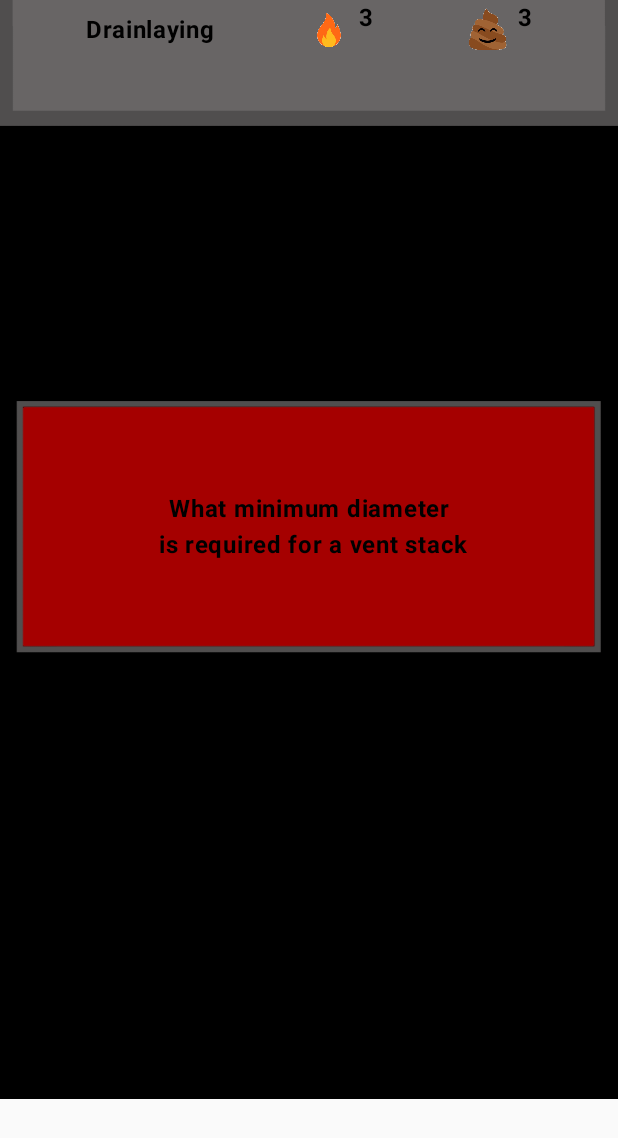
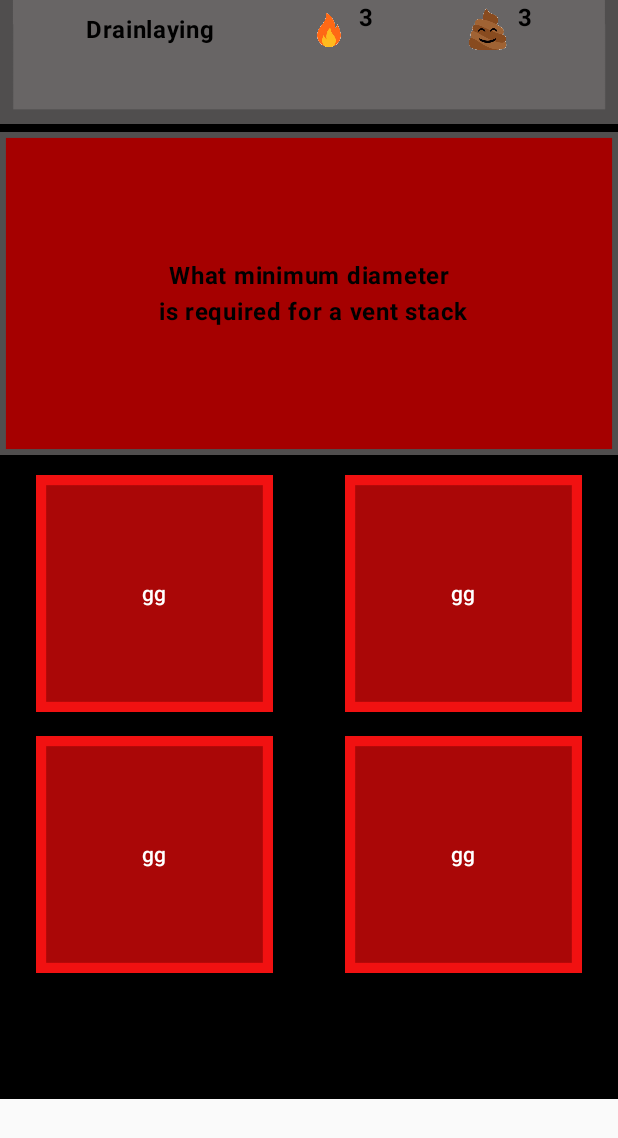
Before and after one commit to Grimwat/PGDQuiz, an Android app built with Jetpack Compose: the screen it shows after launch (MainActivity), on a phone screen of 412 x 824 dp. Shown: the top 1138 px of the screen. Run offline under Robolectric (Android 15) with nearby library versions, the phone set to English and light mode, and no system bars.

Commit message:
Layout changes

```diff
--- a/app/src/main/java/com/example/pgdquiz/ui/Composables/Banner.kt
+++ b/app/src/main/java/com/example/pgdquiz/ui/Composables/Banner.kt
@@ -39,7 +39,7 @@ fun Banner(
 
         ) {
         Image(
-            painter = painterResource(R.drawable.banner4),
+            painter = painterResource(R.drawable.bannerfinal),
             contentDescription = "Banner"
         )
         Row(
--- a/app/src/main/java/com/example/pgdquiz/ui/Composables/Question.kt
+++ b/app/src/main/java/com/example/pgdquiz/ui/Composables/Question.kt
@@ -34,7 +34,7 @@ fun Questionfield(
         contentAlignment = Alignment.Center
     ) {
         Image(
-            painter = painterResource(R.drawable.questionbox),
+            painter = painterResource(R.drawable.questbox1),
             contentDescription = "Questions",
         )
         Text(
--- a/app/src/main/java/com/example/pgdquiz/ui/ExamLayout.kt
+++ b/app/src/main/java/com/example/pgdquiz/ui/ExamLayout.kt
@@ -31,7 +31,7 @@ fun DrainLayout(
         contentDescription = "TradesManTom"
     )
         Column(modifier = modifier,
-            verticalArrangement = Arrangement.spacedBy(8.dp)) {
+            verticalArrangement = Arrangement.spacedBy(5.dp)) {
             Banner(
                 examType = "Drainlaying",
                 examEmoji = painterResource(R.drawable.happypoo),
@@ -44,6 +44,7 @@ fun DrainLayout(
             Questionfield(
                 question = "What minimum diameter\n is required for a vent stack",
             )
+            ButtonGrid()
         }
     }
 
```
Also changed, not shown: app/src/main/res/drawable-nodpi/banner3.png (deleted), app/src/main/res/drawable-nodpi/bannerfinal.png (added), app/src/main/res/drawable-nodpi/questbox.png (added), app/src/main/res/drawable-nodpi/questbox1.png (added), app/src/main/res/drawable/banner__2_.png (deleted), app/src/main/res/drawable/questionbox.png (deleted).
